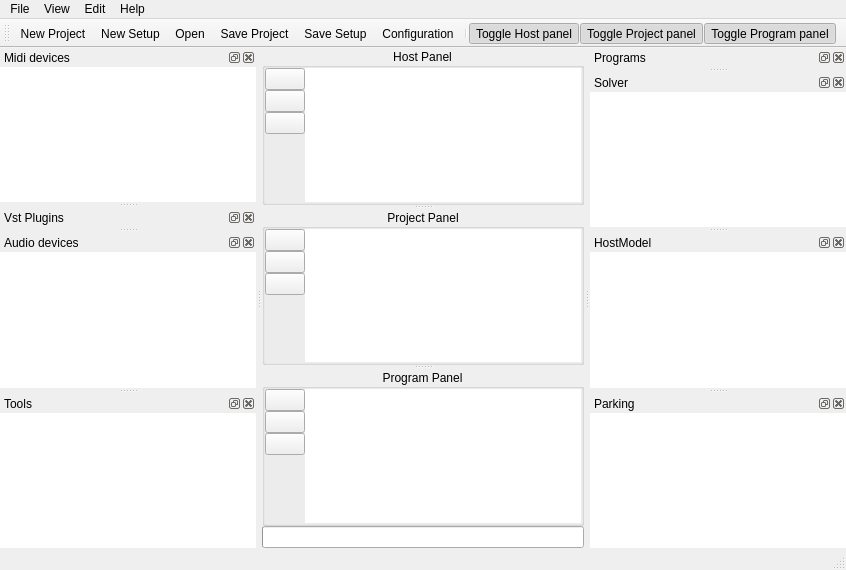
First picture: the form in src/vstboard/mainwindow.ui, repository rbarreiros/vstboard, before the edit.
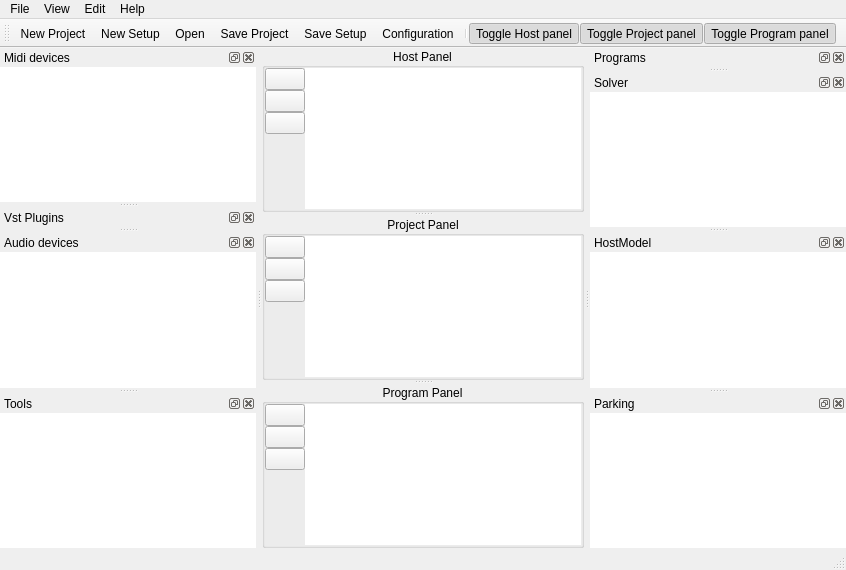
Second picture: the form after the edit. Icons and pictures are not drawn. Custom widgets are drawn as their Qt base class.

```diff
--- a/src/vstboard/mainwindow.ui
+++ b/src/vstboard/mainwindow.ui
@@ -355,20 +355,6 @@
       </widget>
      </widget>
     </item>
-    <item>
-     <layout class="QHBoxLayout" name="horizontalLayout">
-      <property name="spacing">
-       <number>0</number>
-      </property>
-      <item>
-       <widget class="QProgressBar" name="progressCpuLoad">
-        <property name="textVisible">
-         <bool>false</bool>
-        </property>
-       </widget>
-      </item>
-     </layout>
-    </item>
    </layout>
   </widget>
   <widget class="QMenuBar" name="menuBar">
```
Left out of the diff: 10 changed lines with no effect on the pictures.
